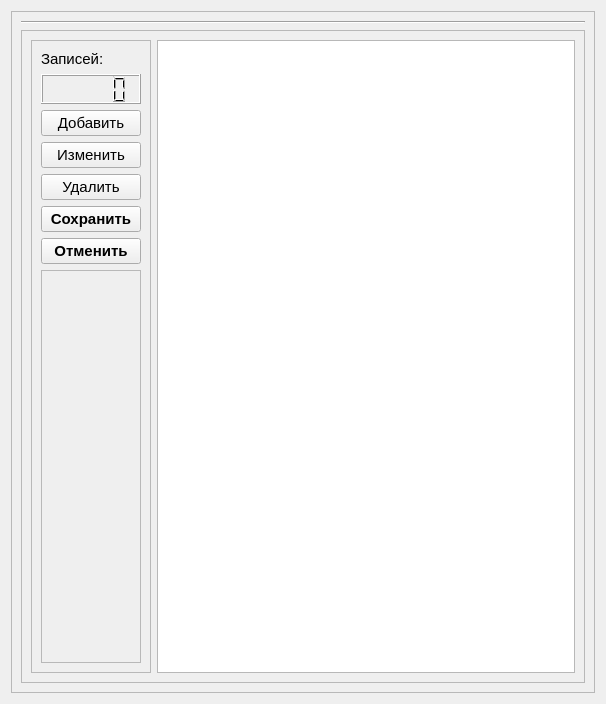
First picture: the form in widgets/checkTable.ui, repository AlexanderSokolov69/Journal310, before the edit.
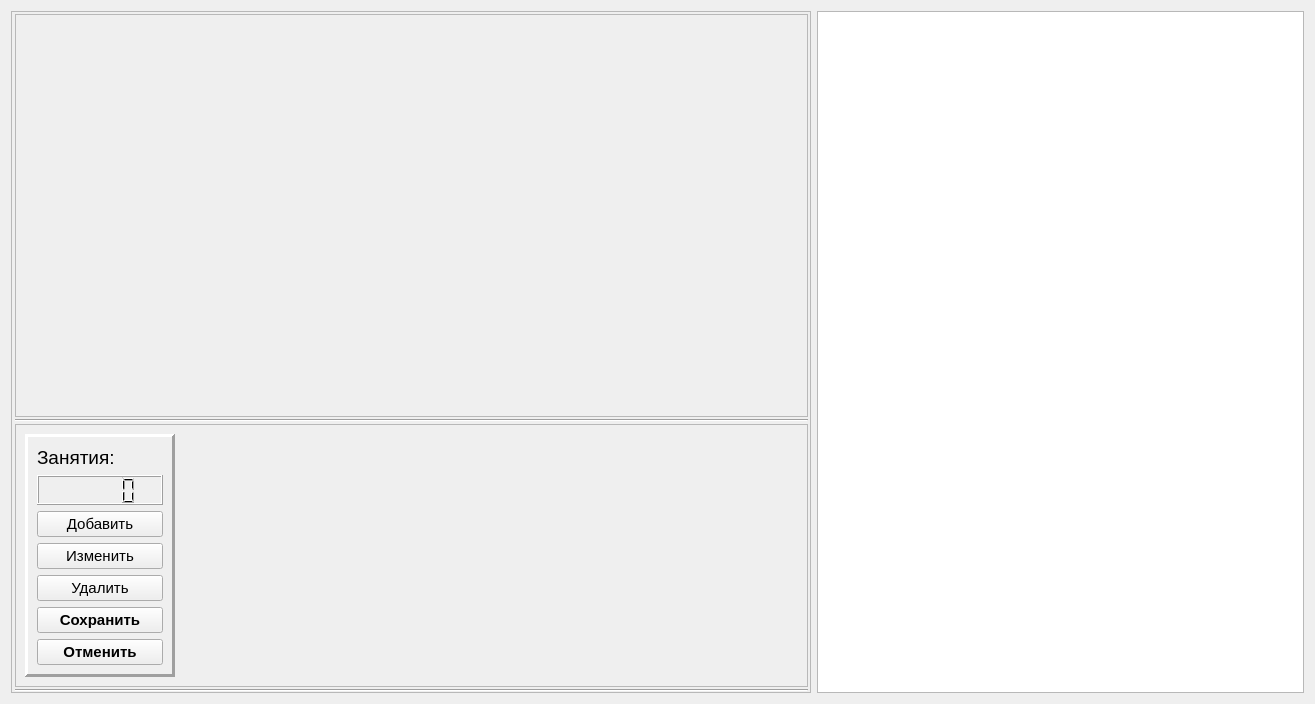
Second picture: the form after the edit.

```diff
--- a/widgets/checkTable.ui
+++ b/widgets/checkTable.ui
@@ -6,7 +6,7 @@
    <rect>
     <x>0</x>
     <y>0</y>
-    <width>606</width>
+    <width>1315</width>
     <height>704</height>
    </rect>
   </property>
@@ -18,9 +18,21 @@
   <property name="windowTitle">
    <string>Form</string>
   </property>
-  <layout class="QVBoxLayout" name="verticalLayout">
+  <layout class="QHBoxLayout" name="horizontalLayout_2">
    <item>
     <widget class="QFrame" name="frame">
+     <property name="sizePolicy">
+      <sizepolicy hsizetype="Expanding" vsizetype="Preferred">
+       <horstretch>0</horstretch>
+       <verstretch>0</verstretch>
+      </sizepolicy>
+     </property>
+     <property name="minimumSize">
+      <size>
+       <width>800</width>
+       <height>0</height>
+      </size>
+     </property>
      <property name="font">
       <font>
        <pointsize>11</pointsize>
@@ -33,25 +45,69 @@
       <enum>QFrame::Raised</enum>
      </property>
      <layout class="QVBoxLayout" name="verticalLayout_2">
+      <property name="spacing">
+       <number>2</number>
+      </property>
+      <property name="leftMargin">
+       <number>3</number>
+      </property>
+      <property name="topMargin">
+       <number>2</number>
+      </property>
+      <property name="rightMargin">
+       <number>2</number>
+      </property>
+      <property name="bottomMargin">
+       <number>0</number>
+      </property>
       <item>
-       <layout class="QHBoxLayout" name="h_layout_table">
-        <property name="leftMargin">
-         <number>3</number>
+       <widget class="QFrame" name="frame_6">
+        <property name="sizePolicy">
+         <sizepolicy hsizetype="Preferred" vsizetype="Expanding">
+          <horstretch>0</horstretch>
+          <verstretch>0</verstretch>
+         </sizepolicy>
         </property>
-       </layout>
+        <property name="minimumSize">
+         <size>
+          <width>0</width>
+          <height>50</height>
+         </size>
+        </property>
+        <property name="frameShape">
+         <enum>QFrame::StyledPanel</enum>
+        </property>
+        <property name="frameShadow">
+         <enum>QFrame::Raised</enum>
+        </property>
+        <layout class="QHBoxLayout" name="horizontalLayout_4">
+         <item>
+          <layout class="QVBoxLayout" name="tab4_rasp_user"/>
+         </item>
+        </layout>
+       </widget>
       </item>
       <item>
-       <widget class="Line" name="line">
+       <widget class="Line" name="line_5">
         <property name="orientation">
          <enum>Qt::Horizontal</enum>
         </property>
        </widget>
       </item>
-      <item>
-       <layout class="QGridLayout" name="tab4_edit_layout"/>
-      </item>
       <item>
        <widget class="QFrame" name="frame_2">
+        <property name="sizePolicy">
+         <sizepolicy hsizetype="Expanding" vsizetype="Preferred">
+          <horstretch>0</horstretch>
+          <verstretch>0</verstretch>
+         </sizepolicy>
+        </property>
+        <property name="maximumSize">
+         <size>
+          <width>16777215</width>
+          <height>16777215</height>
+         </size>
+        </property>
         <property name="frameShape">
          <enum>QFrame::StyledPanel</enum>
         </property>
@@ -63,29 +119,64 @@
           <layout class="QHBoxLayout" name="horizontalLayout">
            <item>
             <widget class="QFrame" name="frame_3">
+             <property name="sizePolicy">
+              <sizepolicy hsizetype="Fixed" vsizetype="Preferred">
+               <horstretch>0</horstretch>
+               <verstretch>0</verstretch>
+              </sizepolicy>
+             </property>
              <property name="minimumSize">
               <size>
-               <width>120</width>
+               <width>150</width>
                <height>0</height>
               </size>
              </property>
+             <property name="maximumSize">
+              <size>
+               <width>150</width>
+               <height>1000</height>
+              </size>
+             </property>
              <property name="frameShape">
-              <enum>QFrame::StyledPanel</enum>
+              <enum>QFrame::Panel</enum>
              </property>
              <property name="frameShadow">
               <enum>QFrame::Raised</enum>
              </property>
+             <property name="lineWidth">
+              <number>3</number>
+             </property>
+             <property name="midLineWidth">
+              <number>0</number>
+             </property>
              <layout class="QVBoxLayout" name="verticalLayout_3">
               <item>
-               <widget class="QLabel" name="label_2">
-                <property name="sizePolicy">
-                 <sizepolicy hsizetype="Preferred" vsizetype="Fixed">
-                  <horstretch>0</horstretch>
-                  <verstretch>0</verstretch>
-                 </sizepolicy>
+               <widget class="QLabel" name="label_3">
+                <property name="font">
+                 <font>
+                  <pointsize>14</pointsize>
+                 </font>
+                </property>
+                <property name="cursor">
+                 <cursorShape>CrossCursor</cursorShape>
+                </property>
+                <property name="mouseTracking">
+                 <bool>true</bool>
+                </property>
+                <property name="toolTip">
+                 <string/>
+                </property>
+                <property name="frameShape">
+                 <enum>QFrame::NoFrame</enum>
+                </property>
+                <property name="frameShadow">
+                 <enum>QFrame::Plain</enum>
                 </property>
                 <property name="text">
-                 <string>Записей:</string>
+                 <string>Занятия:</string>
+                </property>
+                <property name="alignment">
+                 <set>Qt::AlignLeading|Qt::AlignLeft|Qt::AlignVCenter</set>
                 </property>
                </widget>
               </item>
@@ -169,37 +260,75 @@
                 </attribute>
                </widget>
               </item>
-              <item>
-               <widget class="QFrame" name="frame_4">
-                <property name="frameShape">
-                 <enum>QFrame::StyledPanel</enum>
-                </property>
-                <property name="frameShadow">
-                 <enum>QFrame::Raised</enum>
-                </property>
-               </widget>
-              </item>
              </layout>
             </widget>
            </item>
            <item>
-            <widget class="QTableView" name="tab4_rasp_view">
-             <property name="sizePolicy">
-              <sizepolicy hsizetype="Expanding" vsizetype="MinimumExpanding">
-               <horstretch>0</horstretch>
-               <verstretch>0</verstretch>
-              </sizepolicy>
+            <layout class="QGridLayout" name="tab4_edit_layout">
+             <property name="bottomMargin">
+              <number>10</number>
              </property>
-            </widget>
+             <item row="0" column="0">
+              <widget class="QLabel" name="label">
+               <property name="text">
+                <string> </string>
+               </property>
+              </widget>
+             </item>
+            </layout>
            </item>
           </layout>
          </item>
         </layout>
        </widget>
       </item>
+      <item>
+       <widget class="Line" name="line_4">
+        <property name="orientation">
+         <enum>Qt::Horizontal</enum>
+        </property>
+       </widget>
+      </item>
+      <item>
+       <layout class="QHBoxLayout" name="h_layout_table">
+        <property name="spacing">
+         <number>2</number>
+        </property>
+        <property name="leftMargin">
+         <number>1</number>
+        </property>
+       </layout>
+      </item>
      </layout>
     </widget>
    </item>
+   <item>
+    <widget class="QTableView" name="tab4_rasp_view">
+     <property name="sizePolicy">
+      <sizepolicy hsizetype="Expanding" vsizetype="MinimumExpanding">
+       <horstretch>0</horstretch>
+       <verstretch>0</verstretch>
+      </sizepolicy>
+     </property>
+     <property name="minimumSize">
+      <size>
+       <width>400</width>
+       <height>0</height>
+      </size>
+     </property>
+     <property name="maximumSize">
+      <size>
+       <width>600</width>
+       <height>16777215</height>
+      </size>
+     </property>
+     <property name="font">
+      <font>
+       <pointsize>10</pointsize>
+      </font>
+     </property>
+    </widget>
+   </item>
   </layout>
  </widget>
  <resources/>
```
